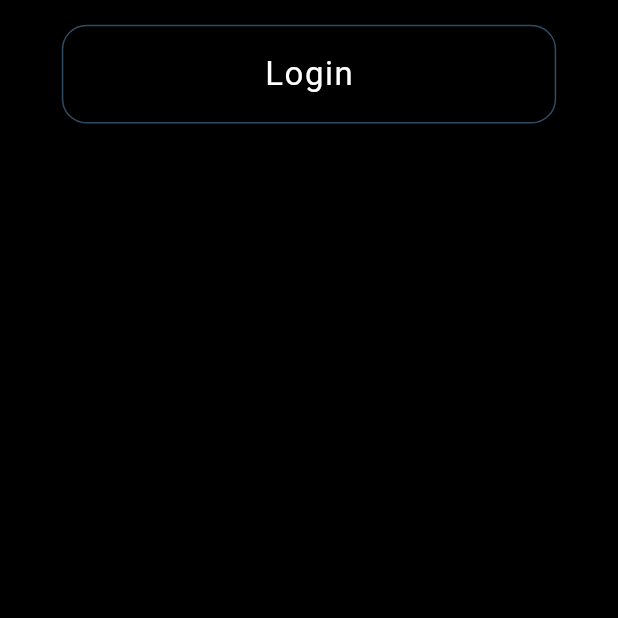
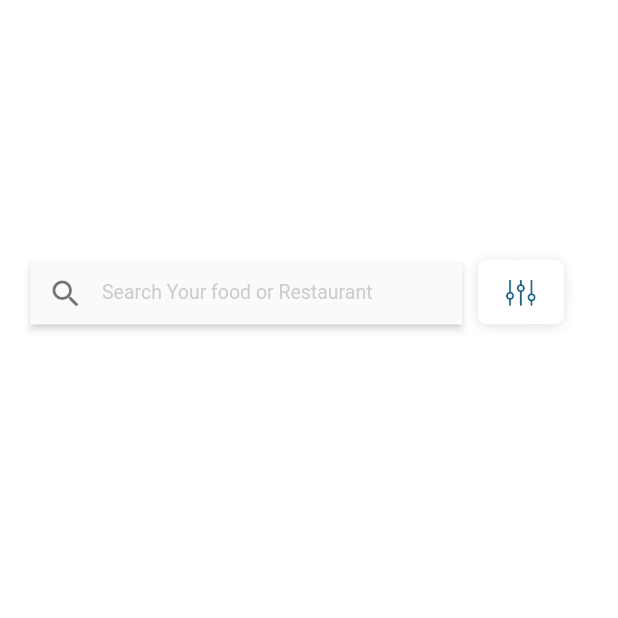
Before and after one commit to RamazanAksoy/foodapp, a Flutter app: the MyHomePage screen opened directly, on a phone screen of 412 x 824 dp, the top half of it. Run offline on Flutter 3.47's test engine with Material 2 defaults, Android fonts, the phone set to English and light mode, and no system bars; drawn by our look-alikes of flutter_bounceable; our stand-ins replace google_fonts.

Commit message:
search widget add

```diff
--- a/lib/main.dart
+++ b/lib/main.dart
@@ -1,5 +1,6 @@
 import 'package:flutter/material.dart';
 import 'package:foodapp/pages/splashscreen.dart';
+import 'package:foodapp/search.dart';
 
 import 'button.dart';
 
@@ -18,7 +19,7 @@ class MyApp extends StatelessWidget {
       theme: ThemeData(
         primarySwatch: Colors.blue,
       ),
-      home: const SplashScreen(),
+      home: const MyHomePage(),
     );
   }
 }
@@ -39,7 +40,7 @@ class _MyHomePageState extends State<MyHomePage> {
   Widget build(BuildContext context) {
     Size size=MediaQuery.of(context).size;
 
-    return Scaffold(backgroundColor: Colors.black,body: ButtonWidget(text: "Login", size: size,),
+    return Scaffold(backgroundColor: Colors.white,body: SearchWidget(),
     );
   }
 }
--- /dev/null
+++ b/lib/search.dart
@@ -0,0 +1,50 @@
+import 'package:flutter/material.dart';
+
+class SearchWidget extends StatelessWidget {
+  const SearchWidget({super.key});
+
+  @override
+  Widget build(BuildContext context) {
+    double genislik = MediaQuery.of(context).size.width;
+    double uzunluk = MediaQuery.of(context).size.height;
+    return Container(
+      margin: EdgeInsets.only(top: uzunluk / 10 * 2, left: 20),
+      width: genislik / 10 * 9,
+      height: uzunluk / 10 * 0.75,
+      child: Row(
+        children: [
+          Container(
+            width: genislik / 10 * 7,
+            height: uzunluk / 10 * 0.5,
+            child: Material(
+              elevation: 2,
+              shadowColor: Colors.grey.shade100,
+
+              child: TextFormField(
+                decoration: InputDecoration(
+
+                  fillColor: Colors.black,
+                    focusedBorder: OutlineInputBorder(
+                                            borderSide: BorderSide.none,
+
+                      borderRadius: BorderRadius.circular(20),
+                    ),
+                    enabledBorder: OutlineInputBorder(
+                                                                  borderSide: BorderSide.none,
+
+                      borderRadius: BorderRadius.circular(50),
+                    ),
+                    prefixIcon: Icon(Icons.search_rounded,color: Colors.black54,),
+                    labelText: 'Search Your food or Restaurant',
+                    labelStyle: TextStyle(
+                        color: Colors.grey.withOpacity(0.5), fontSize: 13)),
+              ),
+            ),
+          ),
+          Container(
+child: Image.asset("assets/settings.png",fit: BoxFit.fitHeight,height: 80),)
+        ],
+      ),
+    );
+  }
+}
```
Also changed, not shown: assets/settings.png (added).
